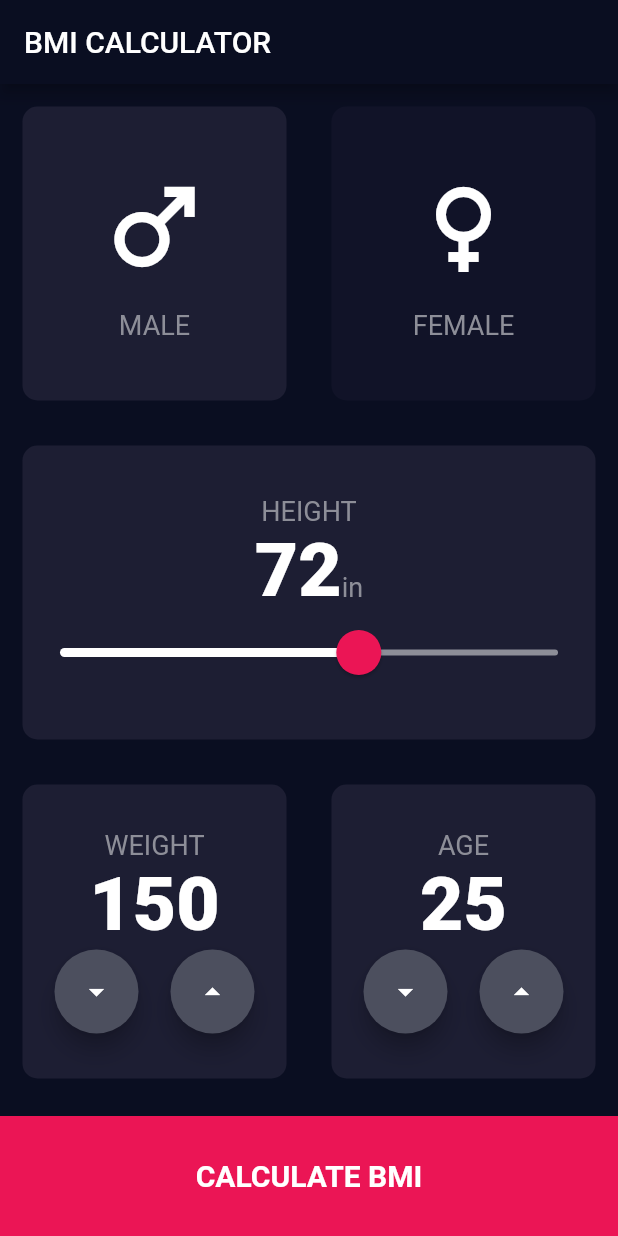
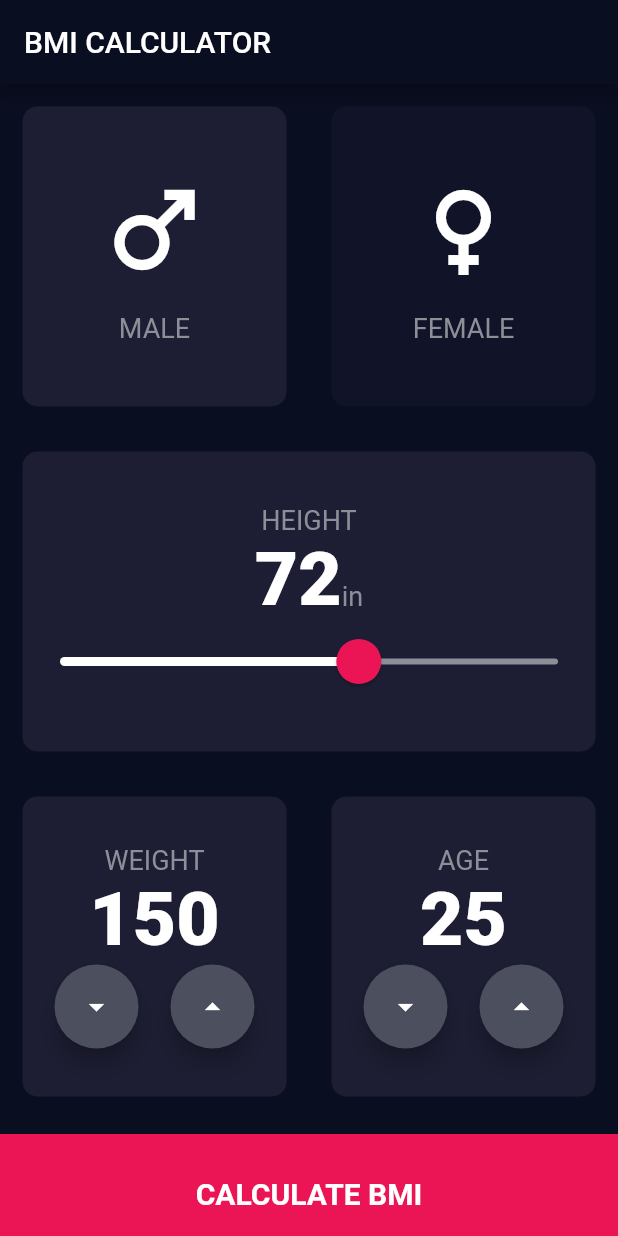
Before and after one commit to Dougy1203/PRO305_Deficit, a Flutter app: the screen it shows after launch, on a phone screen of 412 x 824 dp. Run offline on Flutter 3.47's test engine with Material 2 defaults, Android fonts, the phone set to English and light mode, and no system bars.

Commit message:
updates to the main page

```diff
--- a/deficit/lib/pages/input_page.dart
+++ b/deficit/lib/pages/input_page.dart
@@ -27,11 +27,11 @@ class InputPageState extends State<InputPage> {
         appBar: AppBar(
           title: const Text('BMI CALCULATOR'),
         ),
-        body: Column(
+        body: SingleChildScrollView(
+          child: Column(
             crossAxisAlignment: CrossAxisAlignment.stretch,
             children: <Widget>[
-            Expanded(
-              child: Row(
+              Row(
                 children: <Widget>[
                   Expanded(
                     child: ReusableCard(
@@ -67,9 +67,7 @@ class InputPageState extends State<InputPage> {
                   ),
                 ],
               ),
-            ),
-            Expanded(
-              child: ReusableCard(
+              ReusableCard(
                 color: kActiveCardColor,
                 cardChild: Column(
                   mainAxisAlignment: MainAxisAlignment.center,
@@ -115,9 +113,7 @@ class InputPageState extends State<InputPage> {
                   ],
                 ), onPress: () {  },
               ),
-            ),
-            Expanded(
-              child: Row(
+              Row(
                 children: <Widget>[
                   Expanded(
                     child: ReusableCard(
@@ -198,7 +194,6 @@ class InputPageState extends State<InputPage> {
                   ),
                 ],
               ),
-            ),
               BottomButton(
                 onTap: () {
                   CalculatorBrain brain = CalculatorBrain(height, weight);
@@ -208,6 +203,7 @@ class InputPageState extends State<InputPage> {
                 buttonTitle: 'CALCULATE BMI',
               ),
             ],
+          ),
         ));
   }
 }
--- a/deficit/lib/widgets/reusable_card.dart
+++ b/deficit/lib/widgets/reusable_card.dart
@@ -12,6 +12,7 @@ class ReusableCard extends StatelessWidget {
     return GestureDetector(
       onTap: onPress,
       child: Container(
+        height: 200,
         child: cardChild,
         margin: EdgeInsets.all(15),
         decoration: BoxDecoration(
```
Lines whose indentation alone changed are shown as unchanged.
